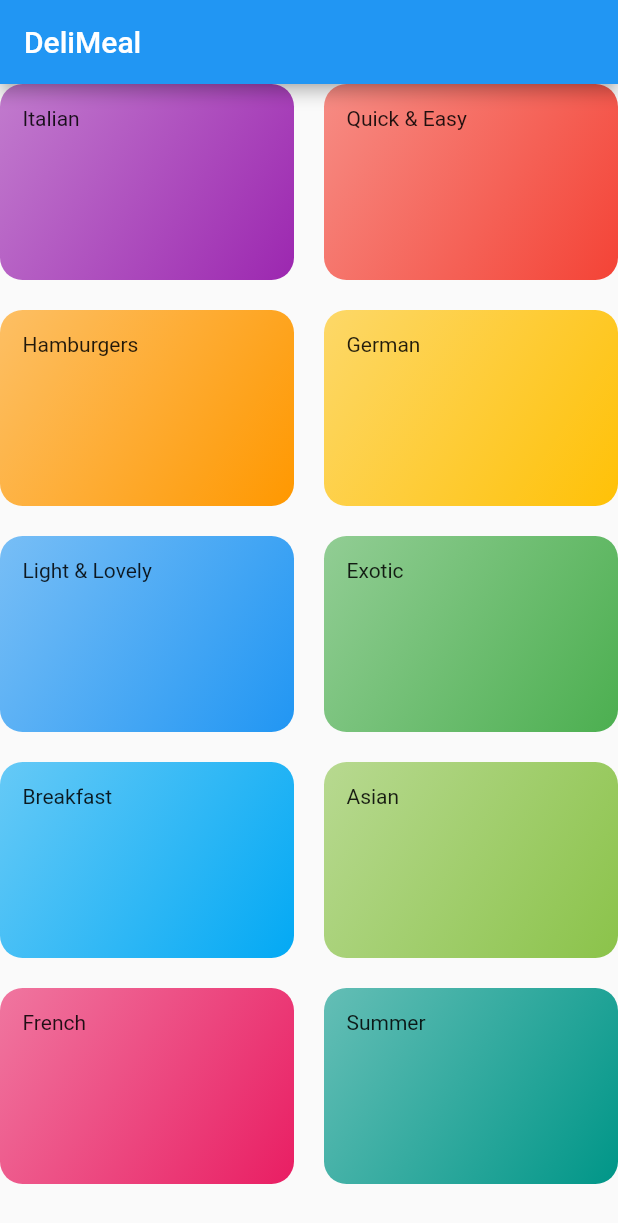
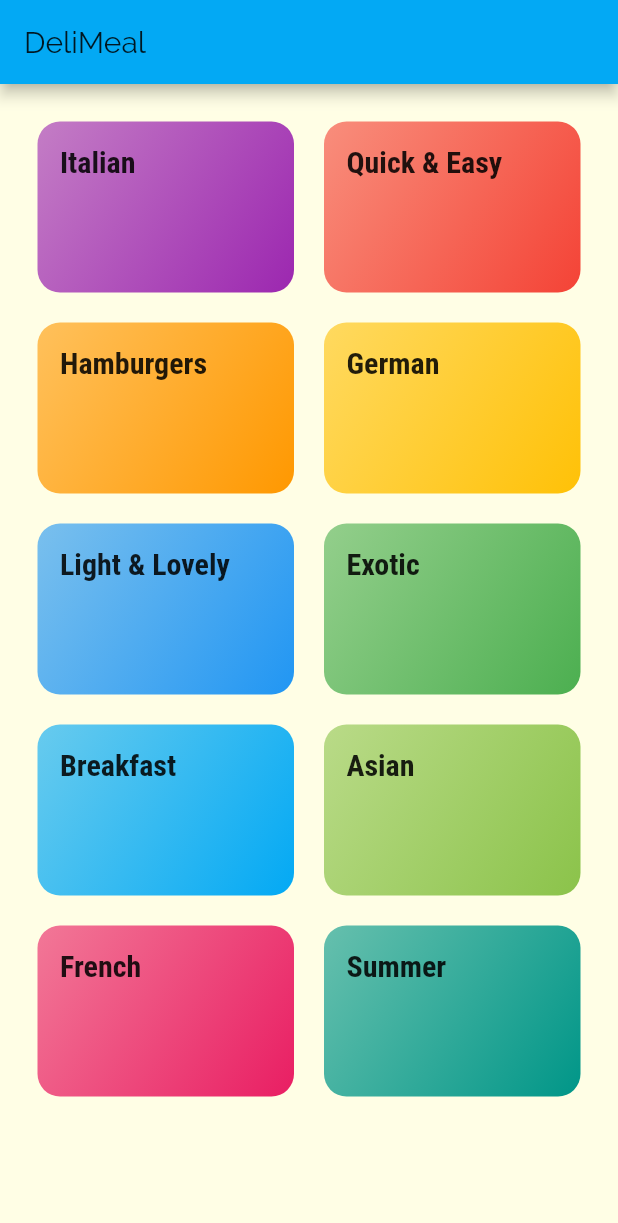
Before and after one commit to KStockton/MealApp-Flutter, a Flutter app: the screen it shows after launch, on a phone screen of 412 x 824 dp. Shown: the top 1223 px of the screen. Run offline on Flutter 3.47's test engine with Material 2 defaults, Android fonts, the phone set to English and light mode, and no system bars.

```diff
--- a/lib/categories_screen.dart
+++ b/lib/categories_screen.dart
@@ -3,28 +3,29 @@ import 'package:flutter/material.dart';
 import './dummy_data.dart';
 import './category_item.dart';
 
+@override
 class CategoriesScreen extends StatelessWidget {
-  @override
   Widget build(BuildContext context) {
     return Scaffold(
       appBar: AppBar(
-        title: const Text('DeliMeal')
+        title: const Text('DeliMeal'),
       ),
       body: GridView(
+        padding: EdgeInsets.all(25),
         children: DUMMY_CATEGORIES
-        .map(
-          (categoryData) => CategoryItem(
-            categoryData.title,
-            categoryData.color,
-          )
-        ).toList(),
+            .map((categoryData) => CategoryItem(
+                  categoryData.id,
+                  categoryData.title,
+                  categoryData.color,
+                ))
+            .toList(),
         gridDelegate: SliverGridDelegateWithMaxCrossAxisExtent(
           maxCrossAxisExtent: 200,
           childAspectRatio: 3 / 2,
           crossAxisSpacing: 20,
           mainAxisSpacing: 20,
-        )
-        ,)
-    ,);
+        ),
+      ),
+    );
   }
 }
--- a/lib/category_item.dart
+++ b/lib/category_item.dart
@@ -1,16 +1,32 @@
 import 'package:flutter/material.dart';
+import './categories_meals_screen.dart';
 
 class CategoryItem extends StatelessWidget {
+  final String id;
   final String title;
   final Color color;
 
-  CategoryItem(this.title, this.color);
+  CategoryItem(this.id, this.title, this.color);
+
+  void selectCategory(ctx) {
+    Navigator.of(ctx).pushNamed(
+      '/category-meals',
+      arguments: {'id': id, 'title': title},
+    );
+  }
 
   @override
   Widget build(BuildContext context) {
-    return Container(
-      padding: const  EdgeInsets.all(15),
-      child: Text(title),
+    return InkWell(
+      onTap: () => selectCategory(context),
+      splashColor: Theme.of(context).primaryColor,
+      borderRadius: BorderRadius.circular(15),
+      child: Container(
+        padding: const EdgeInsets.all(15),
+        child: Text(
+          title,
+          style: Theme.of(context).textTheme.title,
+        ),
         decoration: BoxDecoration(
           gradient: LinearGradient(
             colors: [
@@ -20,8 +36,9 @@ class CategoryItem extends StatelessWidget {
             begin: Alignment.topLeft,
             end: Alignment.bottomRight,
           ),
-        borderRadius: BorderRadius.circular(15)
-      )
+          borderRadius: BorderRadius.circular(15),
+        ),
+      ),
     );
   }
 }
--- a/lib/main.dart
+++ b/lib/main.dart
@@ -1,18 +1,35 @@
 import 'package:flutter/material.dart';
-import 'package:meal_app/categories_screen.dart';
 import './categories_screen.dart';
+import './categories_meals_screen.dart';
 
 void main() => runApp(MyApp());
 
-class MyApp  extends StatelessWidget {
+class MyApp extends StatelessWidget {
   @override
   Widget build(BuildContext context) {
     return MaterialApp(
       title: 'DeliMeals',
       theme: ThemeData(
-        primarySwatch: Colors.blue,
-      ),
+          primarySwatch: Colors.lightBlue,
+          accentColor: Colors.amber,
+          canvasColor: Color.fromRGBO(255, 254, 229, 1),
+          fontFamily: 'Raleway',
+          textTheme: ThemeData.light().textTheme.copyWith(
+              body1: TextStyle(
+                color: Color.fromRGBO(20, 51, 51, 1),
+              ),
+              body2: TextStyle(
+                color: Color.fromRGBO(20, 51, 51, 1),
+              ),
+              title: TextStyle(
+                fontSize: 20,
+                fontFamily: 'RobotoCondensed',
+                fontWeight: FontWeight.bold,
+              ))),
       home: CategoriesScreen(),
+      routes: {
+        '/category-meals': (ctx) => CategoryMealsScreen(),
+      },
     );
   }
 }
```
Also changed, not shown: lib/categories_meals_screen.dart (added, +28 -0 lines), pubspec.yaml (+17 -6 lines), assets/fonts/Raleway-Black.ttf (added), assets/fonts/Raleway-Bold.ttf (added), assets/fonts/Raleway-Regular.ttf (added), assets/fonts/RobotoCondensed-Bold.ttf (added), assets/fonts/RobotoCondensed-Italic.ttf (added), assets/fonts/RobotoCondensed-Light.ttf (added), assets/fonts/RobotoCondensed-Regular.ttf (added). Lines whose indentation alone changed are shown as unchanged.
